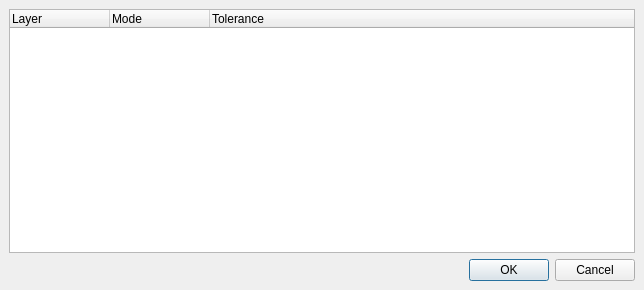
This is qgis/src/ui/qgssnappingdialogbase.ui in sourcepole/qgis as Qt 5 draws it before an edit. The edited form follows.
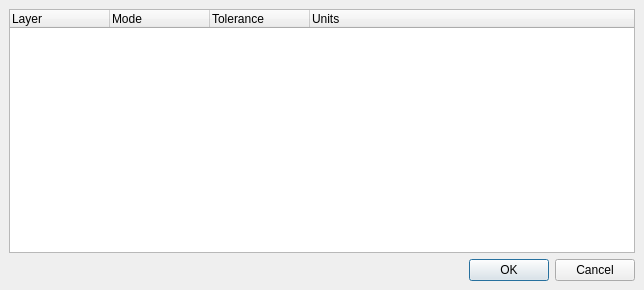
This is the edited form.

Commit message: Added possibility to express tolerances for digitising also in pixels in addition to map units. Patch contributed by Richard Kostecky.

Patch:
```diff
--- a/qgis/src/ui/qgssnappingdialogbase.ui
+++ b/qgis/src/ui/qgssnappingdialogbase.ui
@@ -16,7 +16,19 @@
    <property name="margin" >
     <number>9</number>
    </property>
-   <property name="spacing" >
+   <property name="topMargin" >
+    <number>9</number>
+   </property>
+   <property name="rightMargin" >
+    <number>9</number>
+   </property>
+   <property name="bottomMargin" >
+    <number>9</number>
+   </property>
+   <property name="horizontalSpacing" >
+    <number>6</number>
+   </property>
+   <property name="verticalSpacing" >
     <number>6</number>
    </property>
    <item row="0" column="0" >
@@ -36,6 +48,11 @@
        <string>Tolerance</string>
       </property>
      </column>
+     <column>
+      <property name="text" >
+       <string>Units</string>
+      </property>
+     </column>
     </widget>
    </item>
    <item row="1" column="0" >
```
Left out of the diff: 2 changed lines with no effect on the pictures. The commit also changes 15 other files.
